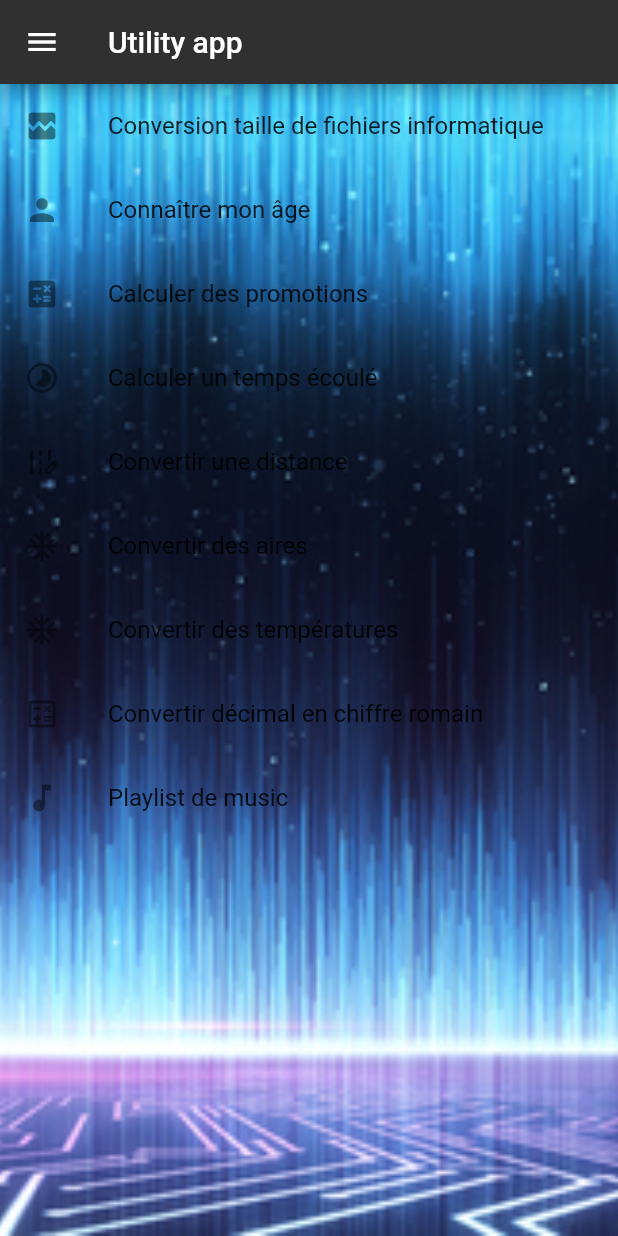
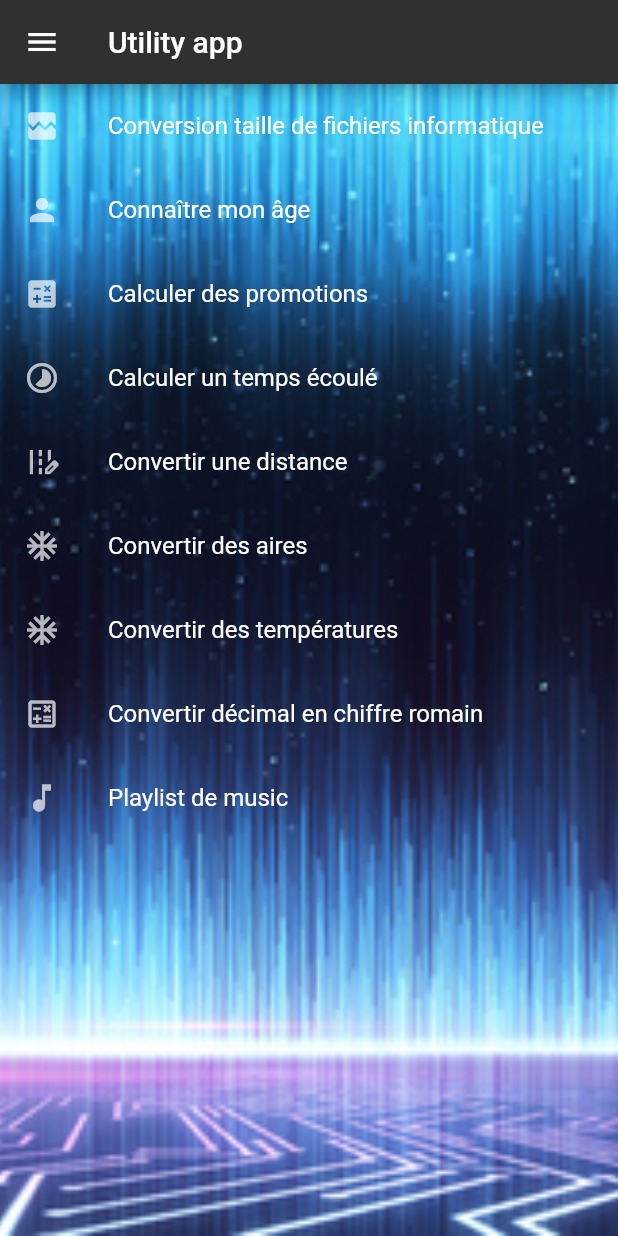
Before and after one commit to CedricLphn/flutter_week, a Flutter app: the screen it shows after launch, on a phone screen of 412 x 824 dp. Run offline on Flutter 3.47's test engine with Material 2 defaults, Android fonts, the phone set to English and light mode, and no system bars; our stand-ins replace shared_preferences.

Commit message:
Modification du design de la page Home.dart

```diff
--- a/musicweek/lib/views/Home.dart
+++ b/musicweek/lib/views/Home.dart
@@ -44,7 +44,7 @@ class _HomeState extends State<Home> {
                 ),
               ),
                 decoration: BoxDecoration(
-                    color: Colors.blueAccent.withOpacity(0.7),
+                    color: Colors.brown,
                 ),
               ),
               ListTile(
--- a/musicweek/lib/views/stylelist.dart
+++ b/musicweek/lib/views/stylelist.dart
@@ -27,9 +27,9 @@ class SelectCard extends StatelessWidget {
   Widget build(BuildContext context) {
     final TextStyle textStyle = Theme.of(context).textTheme.bodyText2;
     return ListTile(
-      tileColor: Colors.deepOrange[300],
-      leading: Icon(choice.icon),
-      title : Text(choice.title),
+      tileColor: Colors.blueAccent.withOpacity(0.7),
+      leading: Icon(choice.icon, color: Colors.white70),
+      title : Text(choice.title, style: TextStyle(color: Colors.white)),
       onTap: () => choice.changeScreen(context, route),
     );
   }
```
Also changed, not shown: musicweek/lib/views/stylegrid.dart (+4 -4 lines), 1 other file.
